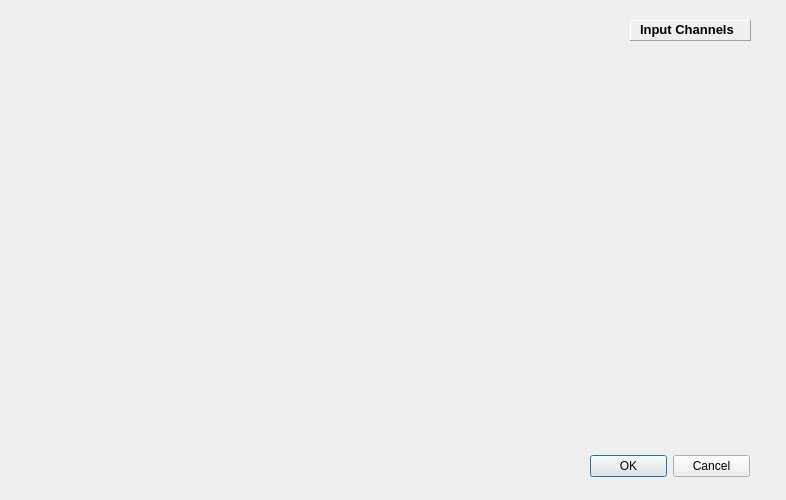
Above: src/gui/InputChannelDlg.ui from CompEphys-team/stdpc before the change. Below: the same form after it.
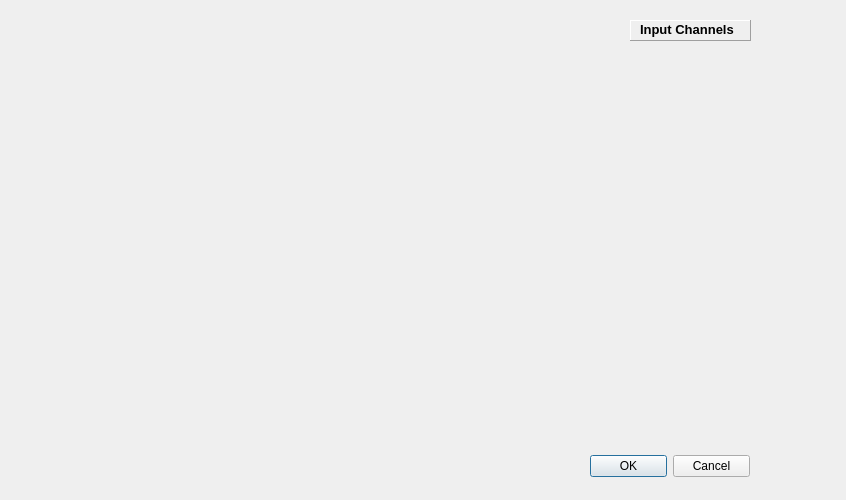
That is the form after the change.

Diff of the .ui file:
```diff
--- a/src/gui/InputChannelDlg.ui
+++ b/src/gui/InputChannelDlg.ui
@@ -6,7 +6,7 @@
    <rect>
     <x>0</x>
     <y>0</y>
-    <width>786</width>
+    <width>846</width>
     <height>500</height>
    </rect>
   </property>
```
